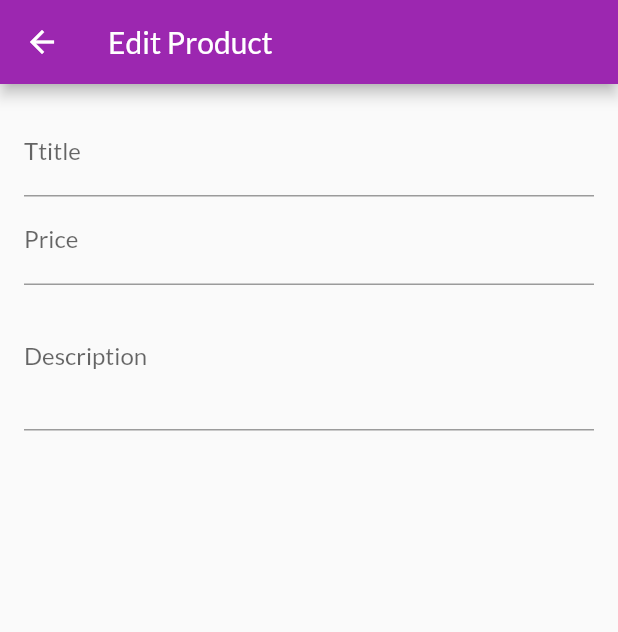
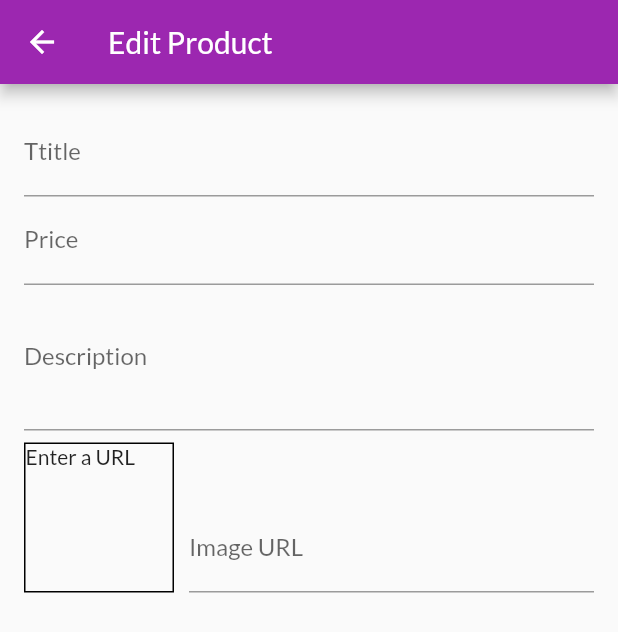
Before and after one commit to Tom1sl4v97/flutter_shop_app, a Flutter app: the EditProductScreen screen opened by its route, on a phone screen of 412 x 824 dp. Shown: the top 632 px of the screen. Run offline on Flutter 3.47's test engine with Material 2 defaults, Android fonts, the phone set to English and light mode, and no system bars; missing offline and left inert: dart:ffi; network calls fail.

Commit message:
Dodavanje korisnicke slike i text form field za url, mogucnost automatskog azuriranja slike ako text form field izgubi fokus

```diff
--- a/lib/screens/edit_product_screen.dart
+++ b/lib/screens/edit_product_screen.dart
@@ -12,12 +12,29 @@ class EditProductScreen extends StatefulWidget {
 class _EditProductScreenState extends State<EditProductScreen> {
   final _priceFocusNode = FocusNode();
   final _descriptionFocusNode = FocusNode();
+  final _imageUrlController = TextEditingController();
+  final _imageUrlFocusNode = FocusNode();
+
+  @override
+  void initState() {
+    _imageUrlFocusNode.addListener(_updateImageUrl);
+    super.initState();
+  }
 
   @override
   void dispose() {
+    _imageUrlFocusNode.removeListener(_updateImageUrl);
     _priceFocusNode.dispose();
     _descriptionFocusNode.dispose();
+    _imageUrlController.dispose();
+    _imageUrlFocusNode.dispose();
     super.dispose();
+  }
+
+  void _updateImageUrl() {
+    if (!_imageUrlFocusNode.hasFocus) {
+      setState(() {});
+    }
   }
 
   @override
@@ -53,6 +70,40 @@ class _EditProductScreenState extends State<EditProductScreen> {
                 keyboardType: TextInputType.multiline,
                 focusNode: _descriptionFocusNode,
               ),
+              Row(
+                crossAxisAlignment: CrossAxisAlignment.end,
+                children: [
+                  Container(
+                    height: 100,
+                    width: 100,
+                    margin: EdgeInsets.only(
+                      top: 8,
+                      right: 10,
+                    ),
+                    decoration: BoxDecoration(
+                      border: Border.all(
+                        width: 1,
+                        color: Colors.black,
+                      ),
+                    ),
+                    child: _imageUrlController.text.isEmpty
+                        ? Text('Enter a URL')
+                        : FittedBox(
+                            child: Image.network(_imageUrlController.text),
+                            fit: BoxFit.cover,
+                          ),
+                  ),
+                  Expanded(
+                    child: TextFormField(
+                      decoration: InputDecoration(labelText: 'Image URL'),
+                      keyboardType: TextInputType.url,
+                      textInputAction: TextInputAction.done,
+                      controller: _imageUrlController,
+                      focusNode: _imageUrlFocusNode,
+                    ),
+                  ),
+                ],
+              ),
             ],
           ),
         ),
```
